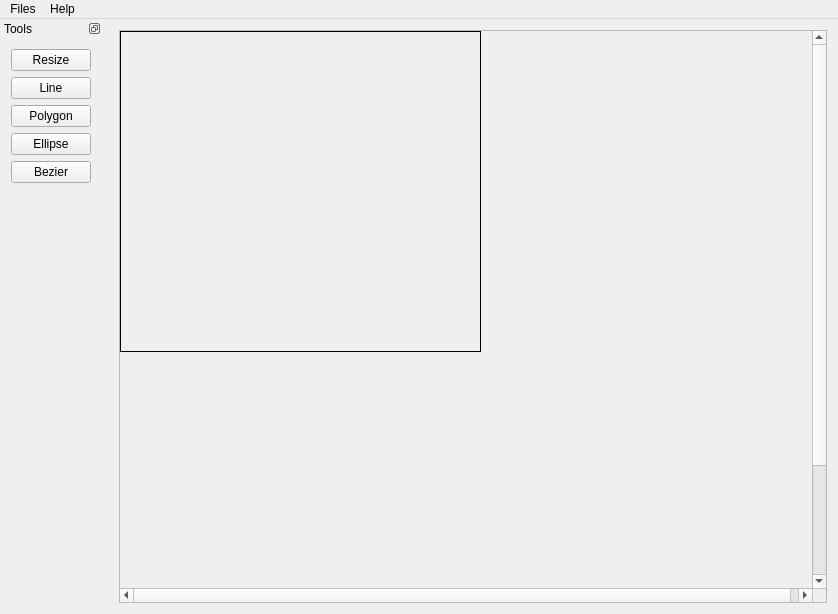
This is source/gui/Paint-GUI/mainwindow.ui in wx-csy/Paint as Qt 5 draws it before an edit. The edited form follows.
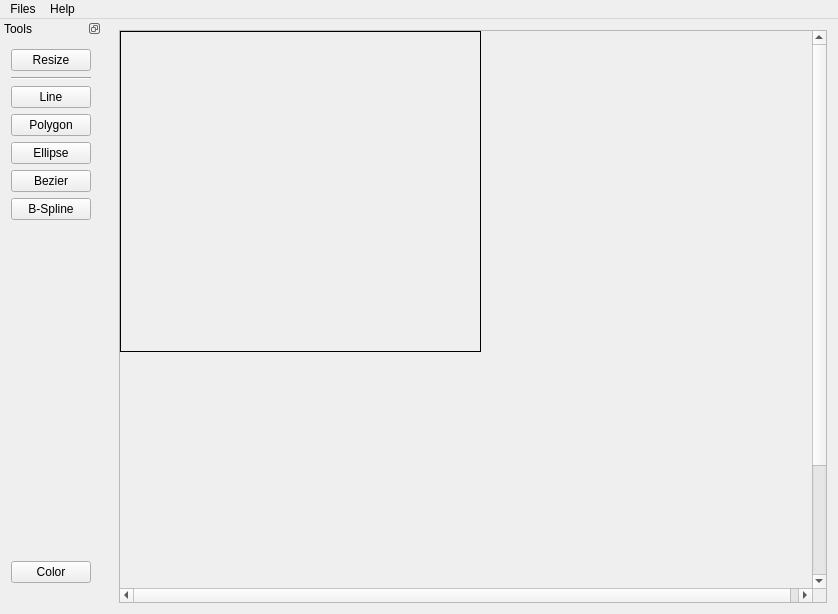
This is the edited form. Custom widgets are drawn as their Qt base class.

Commit message: add color selector

```diff
--- a/source/gui/Paint-GUI/mainwindow.ui
+++ b/source/gui/Paint-GUI/mainwindow.ui
@@ -127,6 +127,13 @@
        </property>
       </widget>
      </item>
+     <item>
+      <widget class="Line" name="line">
+       <property name="orientation">
+        <enum>Qt::Horizontal</enum>
+       </property>
+      </widget>
+     </item>
      <item>
       <widget class="QPushButton" name="cmdLine">
        <property name="sizePolicy">
@@ -176,6 +183,13 @@
        </property>
       </widget>
      </item>
+     <item>
+      <widget class="QPushButton" name="cmdBSpline">
+       <property name="text">
+        <string>B-Spline</string>
+       </property>
+      </widget>
+     </item>
      <item>
       <spacer name="verticalSpacer">
        <property name="orientation">
@@ -189,6 +203,20 @@
        </property>
       </spacer>
      </item>
+     <item>
+      <widget class="QPushButton" name="cmdChangeColor">
+       <property name="text">
+        <string>Color</string>
+       </property>
+      </widget>
+     </item>
+     <item>
+      <widget class="QLabel" name="colorLabel">
+       <property name="text">
+        <string/>
+       </property>
+      </widget>
+     </item>
     </layout>
    </widget>
   </widget>
```
Left out of the diff: 6 changed lines with no effect on the pictures. The commit also changes 2 other files.
